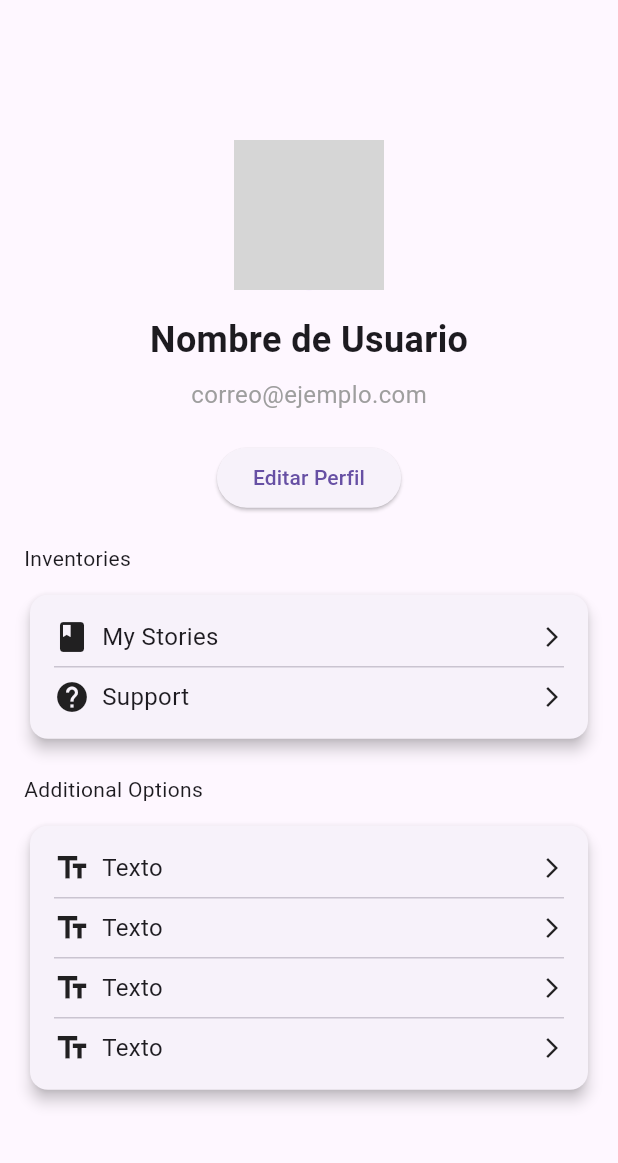
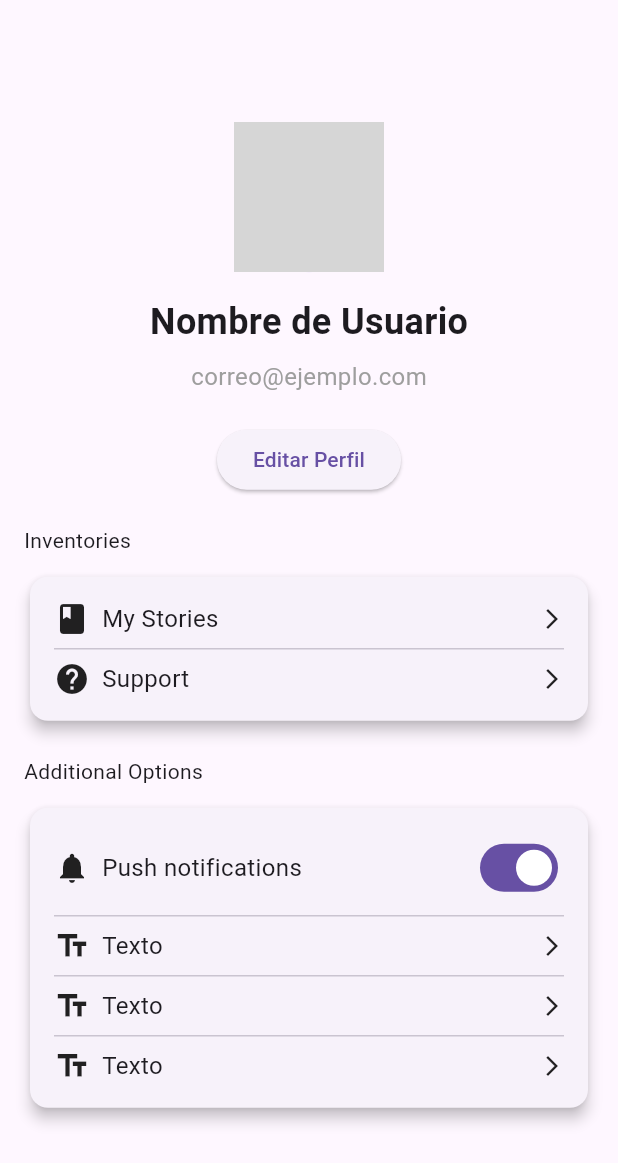
Before and after one commit to Jreycruz/myapp, a Flutter app: the screen it shows after launch, on a phone screen of 412 x 824 dp. Shown: the top 1163 px of the screen. Run offline on Flutter 3.47's test engine with Material 3 defaults, Android fonts, the phone set to English and light mode, and no system bars; network calls fail; grey boxes are pictures that could not be loaded.

Commit message:
new commit

```diff
--- a/lib/main.dart
+++ b/lib/main.dart
@@ -111,7 +111,21 @@ class ProfileScreen extends StatelessWidget {
                         children: [
                           Row(
                             children: [
-                              Icon(Icons.text_fields, size: 24), // Icono para todos los elementos
+                              Icon(Icons.notifications, size: 24),
+                              SizedBox(width: 8),
+                              Text('Push notifications', style: TextStyle(fontSize: 16)),
+                            ],
+                          ),
+                          Switch(value: true, onChanged: (value) {}),
+                        ],
+                      ),
+                      Divider(),
+                      Row(
+                        mainAxisAlignment: MainAxisAlignment.spaceBetween,
+                        children: [
+                          Row(
+                            children: [
+                              Icon(Icons.text_fields, size: 24),
                               SizedBox(width: 8),
                               Text('Texto', style: TextStyle(fontSize: 16)),
                             ],
@@ -125,7 +139,7 @@ class ProfileScreen extends StatelessWidget {
                         children: [
                           Row(
                             children: [
-                              Icon(Icons.text_fields, size: 24), // Icono para todos los elementos
+                              Icon(Icons.text_fields, size: 24),
                               SizedBox(width: 8),
                               Text('Texto', style: TextStyle(fontSize: 16)),
                             ],
@@ -139,21 +153,7 @@ class ProfileScreen extends StatelessWidget {
                         children: [
                           Row(
                             children: [
-                              Icon(Icons.text_fields, size: 24), // Icono para todos los elementos
-                              SizedBox(width: 8),
-                              Text('Texto', style: TextStyle(fontSize: 16)),
-                            ],
-                          ),
-                          Icon(Icons.arrow_forward_ios, size: 16),
-                        ],
-                      ),
-                      Divider(),
-                      Row(
-                        mainAxisAlignment: MainAxisAlignment.spaceBetween,
-                        children: [
-                          Row(
-                            children: [
-                              Icon(Icons.text_fields, size: 24), // Icono para todos los elementos
+                              Icon(Icons.text_fields, size: 24),
                               SizedBox(width: 8),
                               Text('Texto', style: TextStyle(fontSize: 16)),
                             ],
```
